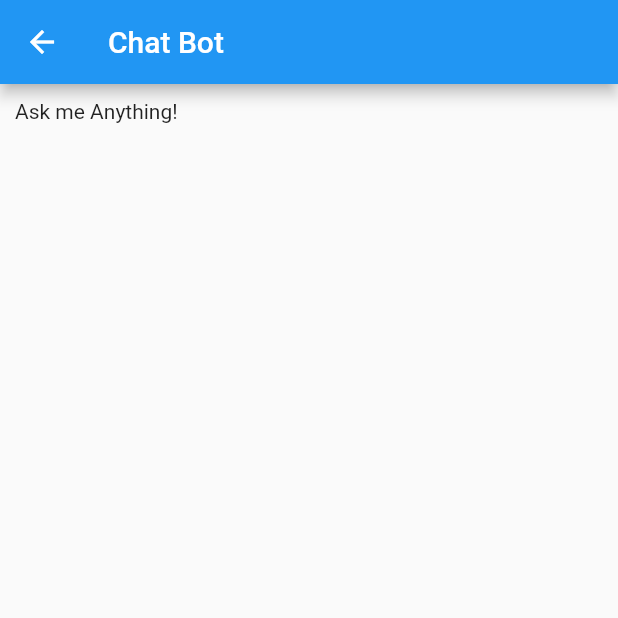
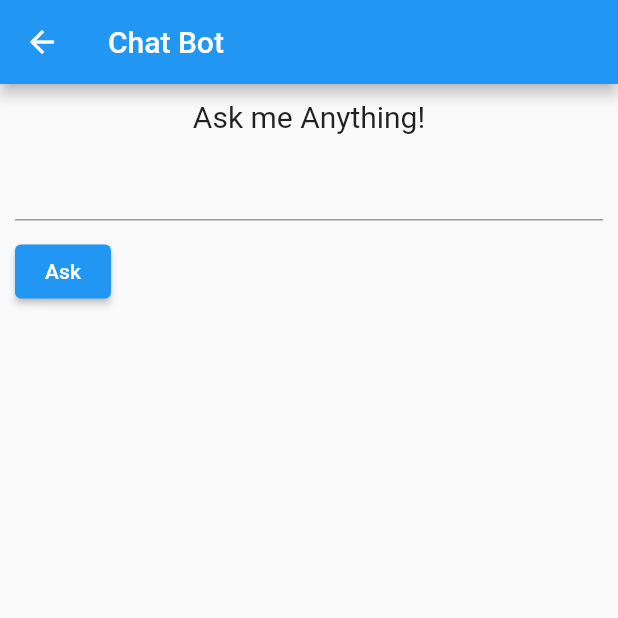
Before and after one commit to Akhwale/HTTP-requests, a Flutter app: the MyChatBot screen opened by its route, on a phone screen of 412 x 824 dp, the top half of it. Run offline on Flutter 3.47's test engine with Material 2 defaults, Android fonts, the phone set to English and light mode, and no system bars.

Commit message:
implemented a chat bot powered by chat gpt

```diff
--- a/lib/chat.dart
+++ b/lib/chat.dart
@@ -1,3 +1,5 @@
+import 'dart:convert';
+
 import 'package:flutter/material.dart';
 import 'package:flutter/src/widgets/framework.dart';
 import 'package:flutter/src/widgets/placeholder.dart';
@@ -11,6 +13,39 @@ class MyChatBot extends StatefulWidget {
 }
 
 class _MyChatBotState extends State<MyChatBot> {
+  final controller = TextEditingController();
+  bool _loading = false;
+  String _response = "";
+
+  void _askQuestion() {
+    final endpoint = Uri.https('api.openai.com', 'v1/completions');
+    final api_key = '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';
+    final Map<String, String> headers = {
+      'Authorization': "Bearer $api_key",
+      "Content-Type": "application/json",
+    };
+    final Map<String, dynamic> payload = {
+      "model": "text-davinci-003",
+      "prompt": controller.text,
+    };
+    setState(() {
+      _loading = true;
+    });
+    http.post(endpoint, headers: headers, body: jsonEncode(payload)).then(
+      (response) {
+        print({
+          "status": response.statusCode,
+          "body": response.body,
+        });
+        final json = jsonDecode(response.body);
+        setState(() {
+          _loading = false;
+          _response = json["choices"][0]["text"];
+        });
+      },
+    );
+  }
+
   @override
   Widget build(BuildContext context) {
     return Scaffold(
@@ -20,7 +55,35 @@ class _MyChatBotState extends State<MyChatBot> {
       body: Container(
         padding: const EdgeInsets.all(10),
         child: Column(
-          children: [Text("Ask me Anything!")],
+          children: [
+            Text(
+              "Ask me Anything!",
+              style: TextStyle(
+                fontSize: 20,
+              ),
+            ),
+            SizedBox(
+              height: 10,
+            ),
+            TextField(
+              controller: controller,
+            ),
+            SizedBox(
+              height: 10,
+            ),
+            Row(
+              children: [
+                ElevatedButton(
+                  onPressed: _askQuestion,
+                  child: Text("Ask"),
+                ),
+                SizedBox(width: 10),
+                _loading ? CircularProgressIndicator() : SizedBox(),
+              ],
+            ),
+            SizedBox(height: 20),
+            Text(_response)
+          ],
         ),
       ),
     );
```
